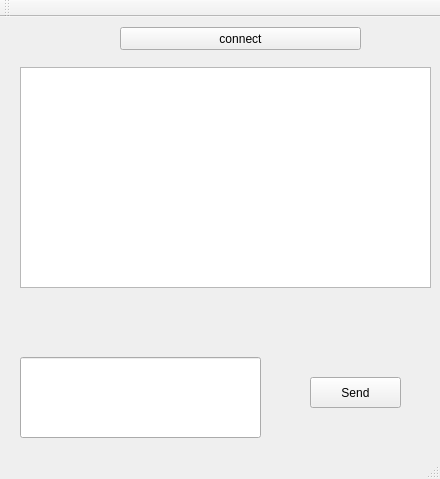
The window that client/mainwindow.ui (AmaterasuR6/On-line-1thread-chat) describes before a commit, drawn with Qt 5.
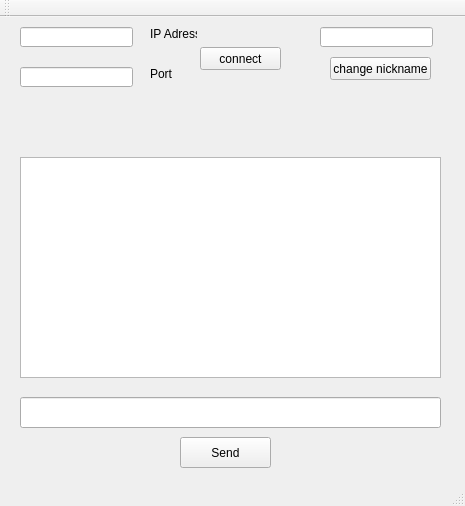
The same window after the commit.

```diff
--- a/client/mainwindow.ui
+++ b/client/mainwindow.ui
@@ -6,10 +6,22 @@
    <rect>
     <x>0</x>
     <y>0</y>
-    <width>440</width>
-    <height>479</height>
+    <width>465</width>
+    <height>506</height>
    </rect>
   </property>
+  <property name="minimumSize">
+   <size>
+    <width>465</width>
+    <height>506</height>
+   </size>
+  </property>
+  <property name="maximumSize">
+   <size>
+    <width>465</width>
+    <height>506</height>
+   </size>
+  </property>
   <property name="windowTitle">
    <string>MainWindow</string>
   </property>
@@ -17,9 +29,9 @@
    <widget class="QPushButton" name="pushButton">
     <property name="geometry">
      <rect>
-      <x>120</x>
-      <y>10</y>
-      <width>241</width>
+      <x>200</x>
+      <y>30</y>
+      <width>81</width>
       <height>23</height>
      </rect>
     </property>
@@ -27,22 +39,12 @@
      <string>connect</string>
     </property>
    </widget>
-   <widget class="QLineEdit" name="lineEdit">
-    <property name="geometry">
-     <rect>
-      <x>20</x>
-      <y>340</y>
-      <width>241</width>
-      <height>81</height>
-     </rect>
-    </property>
-   </widget>
    <widget class="QTextBrowser" name="textBrowser">
     <property name="geometry">
      <rect>
       <x>20</x>
-      <y>50</y>
-      <width>411</width>
+      <y>140</y>
+      <width>421</width>
       <height>221</height>
      </rect>
     </property>
@@ -50,8 +52,8 @@
    <widget class="QPushButton" name="pushButton_2">
     <property name="geometry">
      <rect>
-      <x>310</x>
-      <y>360</y>
+      <x>180</x>
+      <y>420</y>
       <width>91</width>
       <height>31</height>
      </rect>
@@ -60,6 +62,85 @@
      <string>Send</string>
     </property>
    </widget>
+   <widget class="QLineEdit" name="Port">
+    <property name="geometry">
+     <rect>
+      <x>20</x>
+      <y>50</y>
+      <width>113</width>
+      <height>20</height>
+     </rect>
+    </property>
+   </widget>
+   <widget class="QLineEdit" name="IPAdress">
+    <property name="geometry">
+     <rect>
+      <x>20</x>
+      <y>10</y>
+      <width>113</width>
+      <height>20</height>
+     </rect>
+    </property>
+   </widget>
+   <widget class="QLabel" name="label">
+    <property name="geometry">
+     <rect>
+      <x>150</x>
+      <y>10</y>
+      <width>47</width>
+      <height>13</height>
+     </rect>
+    </property>
+    <property name="text">
+     <string>IP Adress</string>
+    </property>
+   </widget>
+   <widget class="QLabel" name="label_2">
+    <property name="geometry">
+     <rect>
+      <x>150</x>
+      <y>50</y>
+      <width>47</width>
+      <height>13</height>
+     </rect>
+    </property>
+    <property name="text">
+     <string>Port</string>
+    </property>
+   </widget>
+   <widget class="QLineEdit" name="lineEdit">
+    <property name="geometry">
+     <rect>
+      <x>20</x>
+      <y>380</y>
+      <width>421</width>
+      <height>31</height>
+     </rect>
+    </property>
+   </widget>
+   <widget class="QLineEdit" name="nicknamechanger">
+    <property name="geometry">
+     <rect>
+      <x>320</x>
+      <y>10</y>
+      <width>113</width>
+      <height>20</height>
+     </rect>
+    </property>
+   </widget>
+   <widget class="QPushButton" name="nicknamechange">
+    <property name="geometry">
+     <rect>
+      <x>330</x>
+      <y>40</y>
+      <width>101</width>
+      <height>23</height>
+     </rect>
+    </property>
+    <property name="text">
+     <string>change nickname</string>
+    </property>
+   </widget>
   </widget>
   <widget class="QMenuBar" name="menuBar">
    <property name="geometry">
```
Left out of the diff: 2 changed lines with no effect on the pictures.
